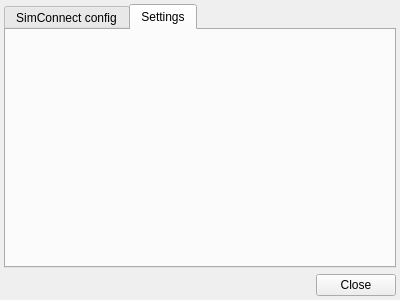
This is src/plugins/simulator/fsxcommon/simulatorfsxconfigwindow.ui in swift-project/pilotclient as Qt 5 draws it before an edit. The edited form follows.
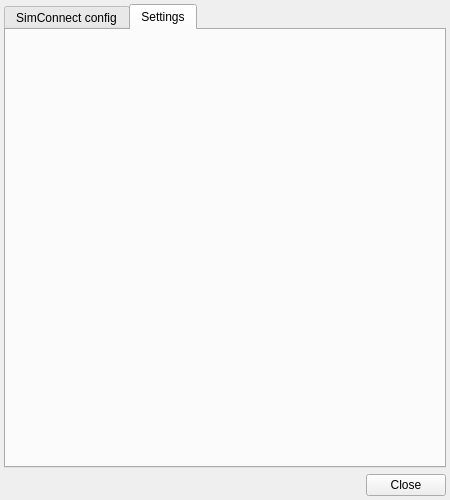
This is the edited form. The open tabs and pages were chosen to show the change. Custom widgets are drawn as their Qt base class.

Commit message: Fixed "geometry warning"

What changed in the file:
```diff
--- a/src/plugins/simulator/fsxcommon/simulatorfsxconfigwindow.ui
+++ b/src/plugins/simulator/fsxcommon/simulatorfsxconfigwindow.ui
@@ -2,13 +2,11 @@
 <ui version="4.0">
  <class>CSimulatorFsxConfigWindow</class>
  <widget class="QWidget" name="CSimulatorFsxConfigWindow">
-  <property name="geometry">
-   <rect>
-    <x>0</x>
-    <y>0</y>
-    <width>400</width>
-    <height>300</height>
-   </rect>
+  <property name="minimumSize">
+   <size>
+    <width>450</width>
+    <height>500</height>
+   </size>
   </property>
   <property name="windowTitle">
    <string>FSX/P3D plugin settings</string>
@@ -70,7 +68,7 @@
        <property name="bottomMargin">
         <number>0</number>
        </property>
-       <item>
+       <item alignment="Qt::AlignTop">
         <widget class="BlackSimPlugin::FsxCommon::CFsxSettingsComponent" name="comp_FsxSettings">
          <property name="minimumSize">
           <size>
@@ -80,19 +78,6 @@
          </property>
         </widget>
        </item>
-       <item>
-        <spacer name="verticalSpacer">
-         <property name="orientation">
-          <enum>Qt::Vertical</enum>
-         </property>
-         <property name="sizeHint" stdset="0">
-          <size>
-           <width>20</width>
-           <height>40</height>
-          </size>
-         </property>
-        </spacer>
-       </item>
       </layout>
      </widget>
     </widget>
```
The commit also changes 2 other files.
